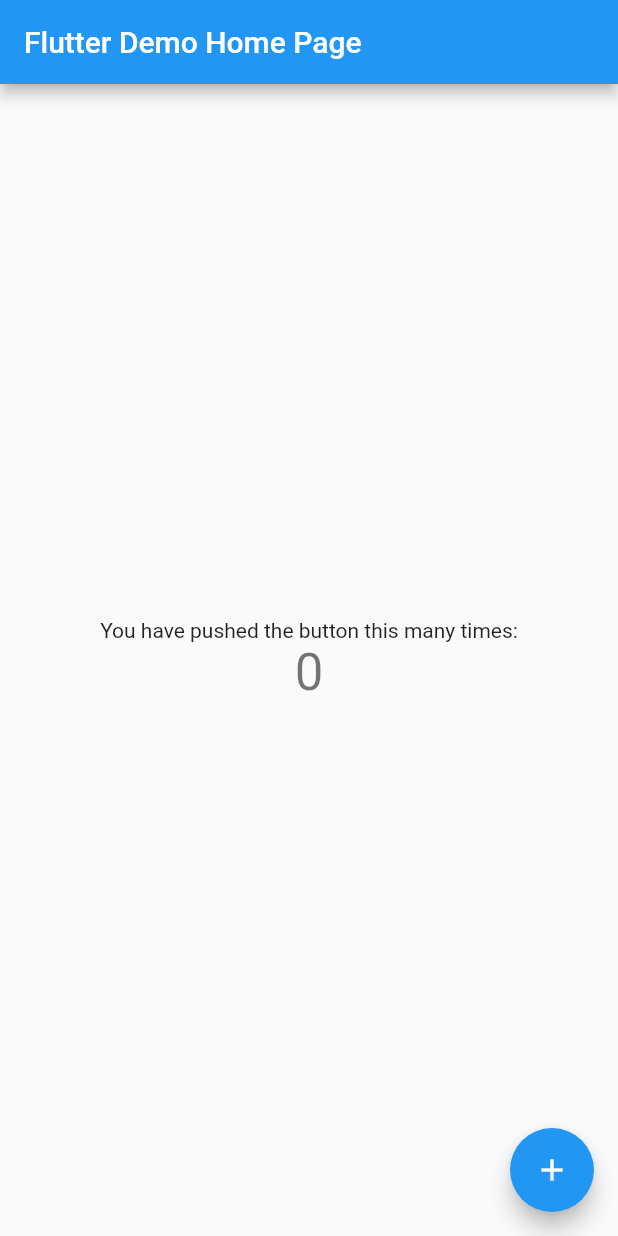
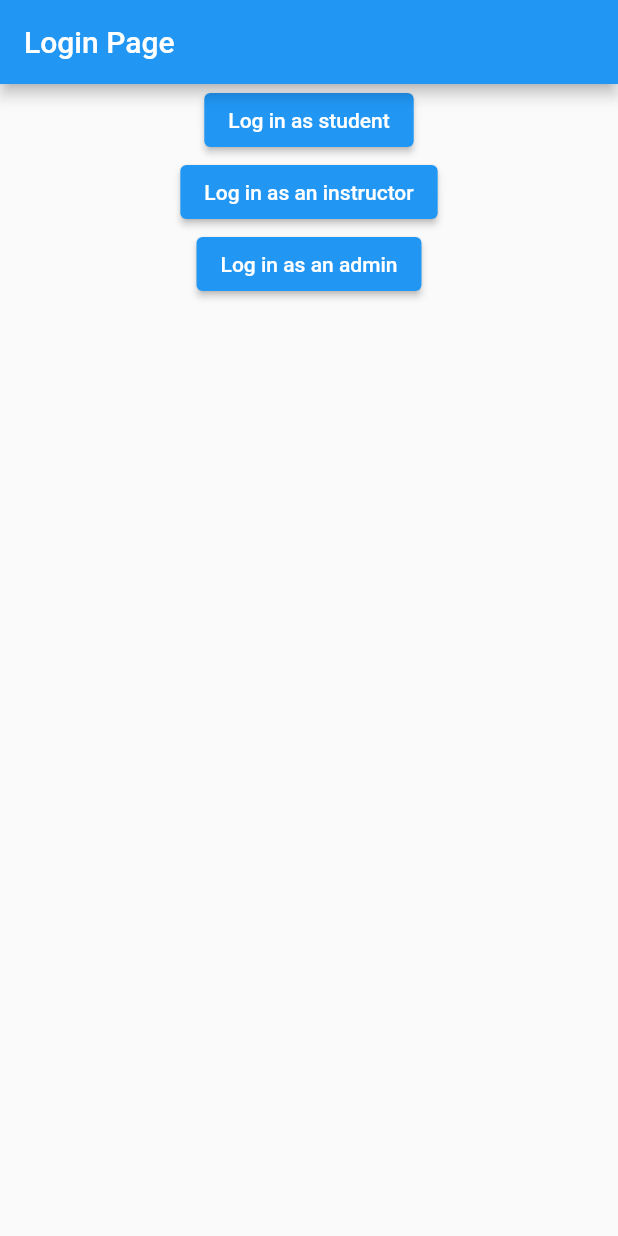
Before and after one commit to tjayhoover/Automatic-Code-Grader, a Flutter app: the screen it shows after launch, on a phone screen of 412 x 824 dp. Run offline on Flutter 3.47's test engine with Material 2 defaults, Android fonts, the light colour scheme and no system bars; our stand-ins replace equatable, flutter_bloc.

Commit message:
Added a basic navigation layout

```diff
--- a/lib/main.dart
+++ b/lib/main.dart
@@ -1,66 +1,10 @@
 import 'package:flutter/material.dart';
 
+import 'pages/login/login.dart';
+
 void main() {
-  runApp(const MyApp());
+  runApp(const MaterialApp(
+    title: 'Navigation Basics',
+    home: LogInPage(),
+  ));
 }
-
-class MyApp extends StatelessWidget {
-  const MyApp({super.key});
-
-  @override
-  Widget build(BuildContext context) {
-    return MaterialApp(
-      title: 'Flutter Demo',
-      theme: ThemeData(
-        primarySwatch: Colors.blue,
-      ),
-      home: const MyHomePage(title: 'Flutter Demo Home Page'),
-    );
-  }
-}
-
-class MyHomePage extends StatefulWidget {
-  const MyHomePage({super.key, required this.title});
-  final String title;
-
-  @override
-  State<MyHomePage> createState() => _MyHomePageState();
-}
-
-class _MyHomePageState extends State<MyHomePage> {
-  int _counter = 0;
-
-  void _incrementCounter() {
-    setState(() {
-      _counter++;
-    });
-  }
-
-  @override
-  Widget build(BuildContext context) {
-    return Scaffold(
-      appBar: AppBar(
-        title: Text(widget.title),
-      ),
-      body: Center(
-        child: Column(
-          mainAxisAlignment: MainAxisAlignment.center,
-          children: <Widget>[
-            const Text(
-              'You have pushed the button this many times:',
-            ),
-            Text(
-              '$_counter',
-              style: Theme.of(context).textTheme.headlineMedium,
-            ),
-          ],
-        ),
-      ),
-      floatingActionButton: FloatingActionButton(
-        onPressed: _incrementCounter,
-        tooltip: 'Increment',
-        child: const Icon(Icons.add),
-      ), // This trailing comma makes auto-formatting nicer for build methods.
-    );
-  }
-}
--- /dev/null
+++ b/lib/pages/login/login.dart
@@ -0,0 +1,52 @@
+import 'package:flutter/material.dart';
+
+import '../student/student_home.dart';
+import '../instructor/instructor_home.dart';
+import '../admin/admin_home.dart';
+
+class LogInPage extends StatelessWidget {
+  const LogInPage({super.key});
+
+  @override
+  Widget build(BuildContext context) {
+    return Scaffold(
+      appBar: AppBar(
+        title: const Text('Login Page'),
+      ),
+      body: Center(
+        child: Column(
+          children: [
+            ElevatedButton(
+              child: const Text('Log in as student'),
+              onPressed: () {
+                Navigator.push(
+                  context,
+                  MaterialPageRoute(builder: (context) => const StudentHome()),
+                );
+              },
+            ),
+            ElevatedButton(
+              child: const Text('Log in as an instructor'),
+              onPressed: () {
+                Navigator.push(
+                  context,
+                  MaterialPageRoute(
+                      builder: (context) => const InstructorHome()),
+                );
+              },
+            ),
+            ElevatedButton(
+              child: const Text('Log in as an admin'),
+              onPressed: () {
+                Navigator.push(
+                  context,
+                  MaterialPageRoute(builder: (context) => const AdminHome()),
+                );
+              },
+            ),
+          ],
+        ),
+      ),
+    );
+  }
+}
```
Also changed, not shown: lib/pages/admin/admin_home.dart (added, +26 -0 lines), lib/pages/instructor/instructor_home.dart (added, +26 -0 lines), lib/pages/student/student_home.dart (added, +26 -0 lines), lib/pages/student/submit_assignment/submit_assignment.dart (added, +25 -0 lines), lib/pages/admin/add_user/add_user.dart (added), lib/pages/instructor/grade_report/grade_report.dart (added), lib/pages/instructor/upload_assignment/upload_assignment.dart (added), lib/pages/student/grade_report/grade_report.dart (added), 1 other file.
